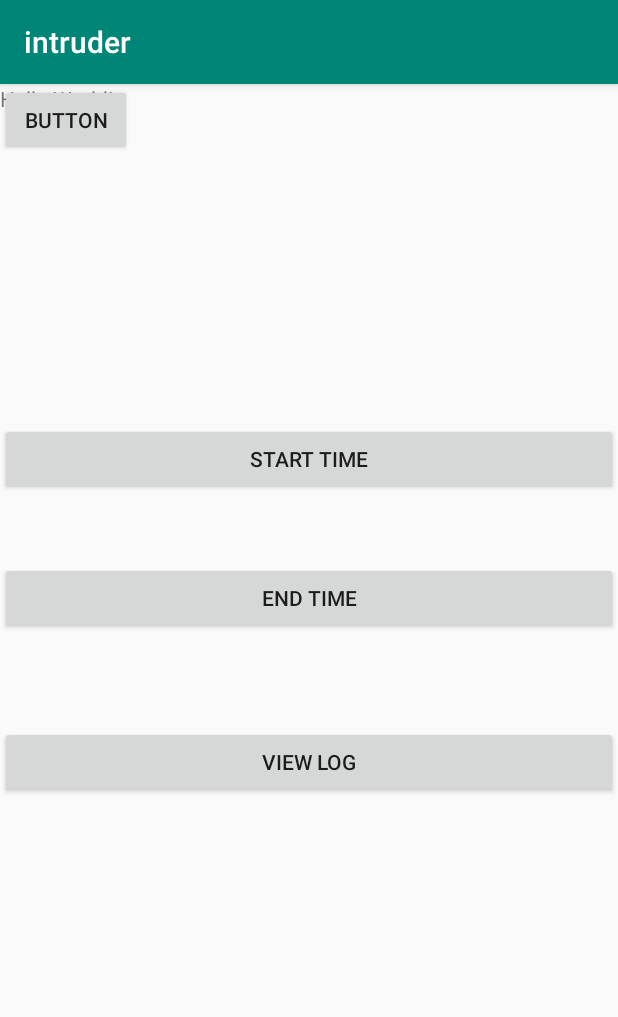
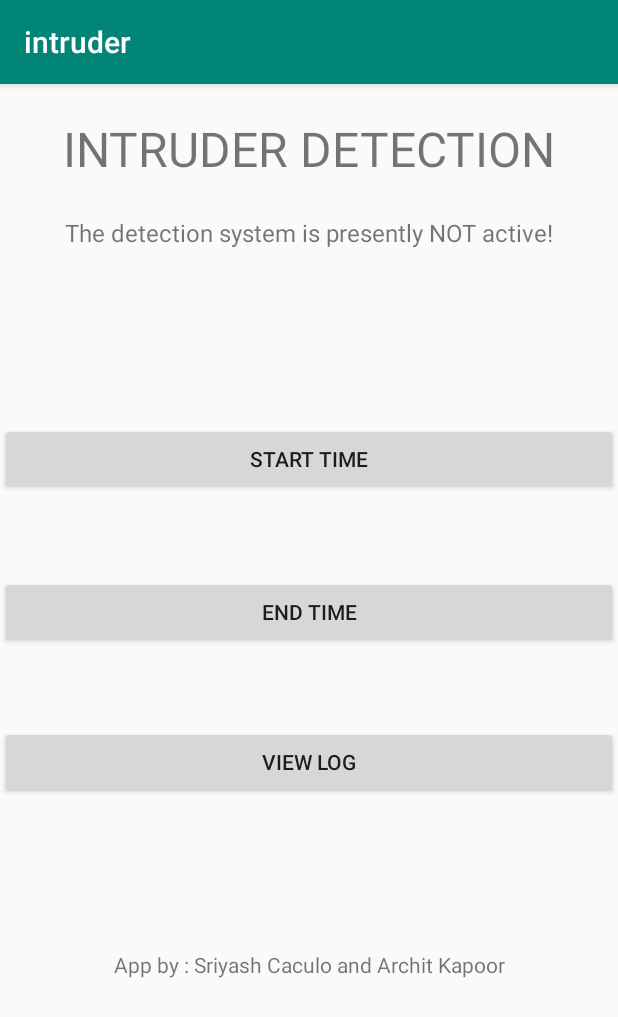
Before and after one commit to architkpr/intruder_sdpd, an Android app: the screen it shows after launch (MainActivity), on a phone screen of 412 x 824 dp. Shown: the top 1017 px of the screen. Run offline under Robolectric (Android 15) with nearby library versions, the light colour scheme and no system bars; our stand-ins replace Firebase (no records; nobody signed in at launch, a user with empty details on screens opened directly); 1 statement that could not run was skipped.

Commit message:
updated app ui

```diff
--- a/intruder/app/src/main/java/com/example/intruder/MainActivity.java
+++ b/intruder/app/src/main/java/com/example/intruder/MainActivity.java
@@ -1,13 +1,12 @@
 package com.example.intruder;
 
 import android.content.Intent;
+import android.support.annotation.NonNull;
 import android.support.v7.app.AppCompatActivity;
 import android.os.Bundle;
-import android.util.Log;
 import android.view.View;
 import android.widget.Button;
 import android.widget.TextView;
-import android.widget.TimePicker;
 
 import com.google.firebase.database.DataSnapshot;
 import com.google.firebase.database.DatabaseError;
@@ -15,19 +14,23 @@ import com.google.firebase.database.DatabaseReference;
 import com.google.firebase.database.FirebaseDatabase;
 import com.google.firebase.database.ValueEventListener;
 
-import java.util.Map;
 
 public class MainActivity extends AppCompatActivity {
 
-    //FirebaseDatabase database = FirebaseDatabase.getInstance();
-    //DatabaseReference myRef = database.getReference("time");
 
-    private Button mSendData;
+
+
     private Button act2;
     private Button start_time;
     private Button end_time;
     private TextView txt;
-    TimePicker timePicker;
+    private TextView active;
+
+    FirebaseDatabase database = FirebaseDatabase.getInstance();
+    DatabaseReference myRef = database.getReference("Start/new");
+
+
+
 
 
     @Override
@@ -35,12 +38,12 @@ public class MainActivity extends AppCompatActivity {
         super.onCreate(savedInstanceState);
         setContentView(R.layout.activity_main);
 
-        //mSendData = findViewById(R.id.add);
         act2 = findViewById(R.id.activity2);
         start_time = findViewById(R.id.button_start);
         end_time = findViewById(R.id.button_end);
 
-        txt = findViewById(R.id.str);
+        txt = findViewById(R.id.textView);
+        active = findViewById(R.id.active);
 
         act2.setOnClickListener(new View.OnClickListener() {
             @Override
@@ -66,7 +69,7 @@ public class MainActivity extends AppCompatActivity {
 
             }
         });
-
+//
 //        mSendData.setOnClickListener(new View.OnClickListener() {
 //            @Override
 //            public void onClick(View view) {
@@ -74,29 +77,27 @@ public class MainActivity extends AppCompatActivity {
 //
 //            }
 //        });
-//
-//        // Read from the database
-//        myRef.addValueEventListener(new ValueEventListener() {
-//            @Override
-//            public void onDataChange(DataSnapshot dataSnapshot) {
-//                // This method is called once with the initial value and again
-//                // whenever data at this location is updated.
-//                String value = dataSnapshot.getValue(String.class);
-//
-//                //Map<String, String> map = (Map)dataSnapshot.getValue();﻿
-//
-//
-//
-//                //   Log.d(TAG, "Value is: " + value);
-//                txt.setText(value);
-//            }
-//
-//            @Override
-//            public void onCancelled(DatabaseError error) {
-//                // Failed to read value
-//                //   Log.w(TAG, "Failed to read value.", error.toException());
-//            }
-//        });
+
+        // Read from the database
+        myRef.addValueEventListener(new ValueEventListener() {
+            @Override
+            public void onDataChange(@NonNull DataSnapshot dataSnapshot) {
+
+                String start = dataSnapshot.getValue(String.class);
+                if (start.equals("1")) {
+                    active.setText("The detection system is presently active!");
+                }
+                else {
+                    active.setText("The detection system is presently NOT active!");
+                }
+
+            }
+
+            @Override
+            public void onCancelled(@NonNull DatabaseError databaseError) {
+
+            }
+        });
 
 
 
--- a/intruder/app/src/main/res/layout/activity_main.xml
+++ b/intruder/app/src/main/res/layout/activity_main.xml
@@ -5,24 +5,6 @@
     android:layout_width="match_parent"
     android:layout_height="match_parent"
     tools:context=".MainActivity">
-
-    <TextView
-        android:id="@+id/str"
-        android:layout_width="wrap_content"
-        android:layout_height="18dp"
-        android:text="Hello World!"
-        app:layout_constraintBottom_toBottomOf="parent"
-        app:layout_constraintLeft_toLeftOf="parent"
-        app:layout_constraintRight_toRightOf="parent"
-        app:layout_constraintTop_toTopOf="parent" />
-
-    <Button
-        android:id="@+id/add"
-        android:layout_width="wrap_content"
-        android:layout_height="wrap_content"
-        android:text="Button"
-        tools:layout_editor_absoluteX="167dp"
-        tools:layout_editor_absoluteY="81dp" />
 
     <Button
         android:id="@+id/activity2"
@@ -49,8 +31,39 @@
         android:layout_width="match_parent"
         android:layout_height="wrap_content"
         android:layout_alignParentBottom="true"
-        android:layout_marginBottom="401dp"
+        android:layout_marginTop="57dp"
+        android:layout_marginBottom="392dp"
         android:text="End Time" />
+
+    <TextView
+        android:id="@+id/textView"
+        android:layout_width="match_parent"
+        android:layout_height="wrap_content"
+        android:layout_alignParentTop="true"
+        android:layout_marginTop="21dp"
+        android:textSize="32dp"
+        android:gravity="center"
+        android:text="INTRUDER DETECTION" />
+
+    <TextView
+        android:id="@+id/active"
+        android:layout_width="match_parent"
+        android:layout_height="wrap_content"
+        android:layout_alignParentTop="true"
+        android:layout_marginTop="88dp"
+        android:gravity="center"
+        android:textSize="16dp"
+
+        android:text="System Status" />
+
+    <TextView
+        android:id="@+id/textView3"
+        android:layout_width="match_parent"
+        android:layout_height="wrap_content"
+        android:layout_alignParentTop="true"
+        android:layout_marginTop="577dp"
+        android:gravity="center"
+        android:text="App by : Sriyash Caculo and Archit Kapoor" />
 
 
     <!--<LinearLayout-->
```
Also changed, not shown: intruder/app/src/main/java/com/example/intruder/Alarm.java (+0 -11 lines), intruder/app/src/main/java/com/example/intruder/Alarm_stop.java (deleted, +0 -33 lines), intruder/app/src/main/java/com/example/intruder/activity2.java (+16 -0 lines), intruder/app/src/main/java/com/example/intruder/clockEnd.java (+36 -6 lines), intruder/app/src/main/java/com/example/intruder/clockStart.java (+42 -6 lines), intruder/app/src/main/res/layout/activity_activity2.xml (+9 -1 lines), intruder/app/src/main/res/layout/activity_clock_end.xml (+6 -3 lines), intruder/app/src/main/res/layout/activity_clock_start.xml (+6 -3 lines), 1 other file.
